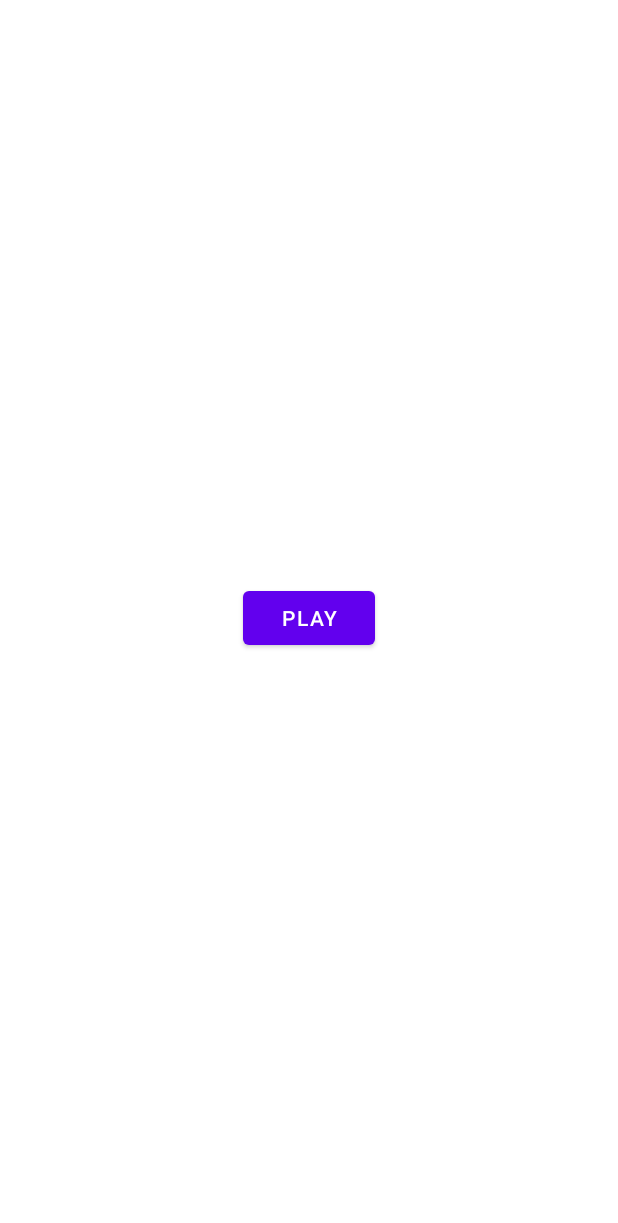
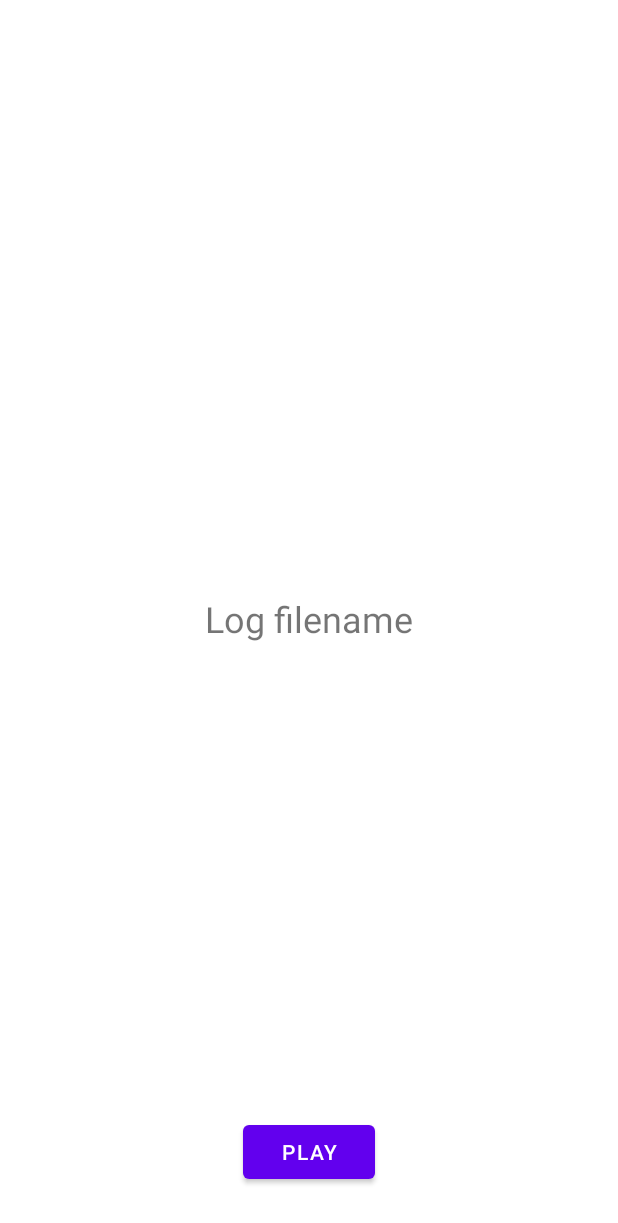
Before and after one commit to post2shyam/ScreenRecorder, an Android app: the layout activity_main.xml on its own in the app's theme, with its tools: preview values and no code run, on a phone screen of 412 x 824 dp. Shown: the top 1223 px of the screen. Run offline under Robolectric (Android 15) with nearby library versions, the phone set to English and light mode, and no system bars.

Commit message:
LogFile name is now displayed in the UI.

```diff
--- a/app/src/main/res/layout/activity_main.xml
+++ b/app/src/main/res/layout/activity_main.xml
@@ -6,14 +6,28 @@
     android:layout_height="match_parent"
     tools:context=".screens.MainActivity">
 
+    <TextView
+        android:id="@+id/log_file_view"
+        android:layout_width="wrap_content"
+        android:layout_height="wrap_content"
+        android:ellipsize="end"
+        android:maxLines="1"
+        android:text="@string/log_file_name"
+        android:textSize="24sp"
+        app:layout_constraintBottom_toBottomOf="parent"
+        app:layout_constraintEnd_toEndOf="parent"
+        app:layout_constraintStart_toStartOf="parent"
+        app:layout_constraintTop_toTopOf="parent"
+        tools:text="Log filename" />
+
     <Button
         android:id="@+id/play_stop_button"
         android:layout_width="wrap_content"
         android:layout_height="wrap_content"
+        android:layout_marginBottom="32sp"
         android:text="@string/play"
         app:layout_constraintBottom_toBottomOf="parent"
         app:layout_constraintEnd_toEndOf="parent"
-        app:layout_constraintStart_toStartOf="parent"
-        app:layout_constraintTop_toTopOf="parent" />
+        app:layout_constraintStart_toStartOf="parent" />
 
 </androidx.constraintlayout.widget.ConstraintLayout>
--- a/app/src/main/res/values/strings.xml
+++ b/app/src/main/res/values/strings.xml
@@ -2,4 +2,5 @@
     <string name="app_name">ScreenRecorder</string>
     <string name="play">Play</string>
     <string name="stop">Stop</string>
+    <string name="log_file_name">LogFileName: %1$s</string>
 </resources>
```
Also changed, not shown: app/src/main/java/com/android/screenrecorder/screens/MainActivity.kt (+16 -0 lines), app/src/main/java/com/android/screenrecorder/system/logger/RollingFileTimberTree.kt (+31 -17 lines).
